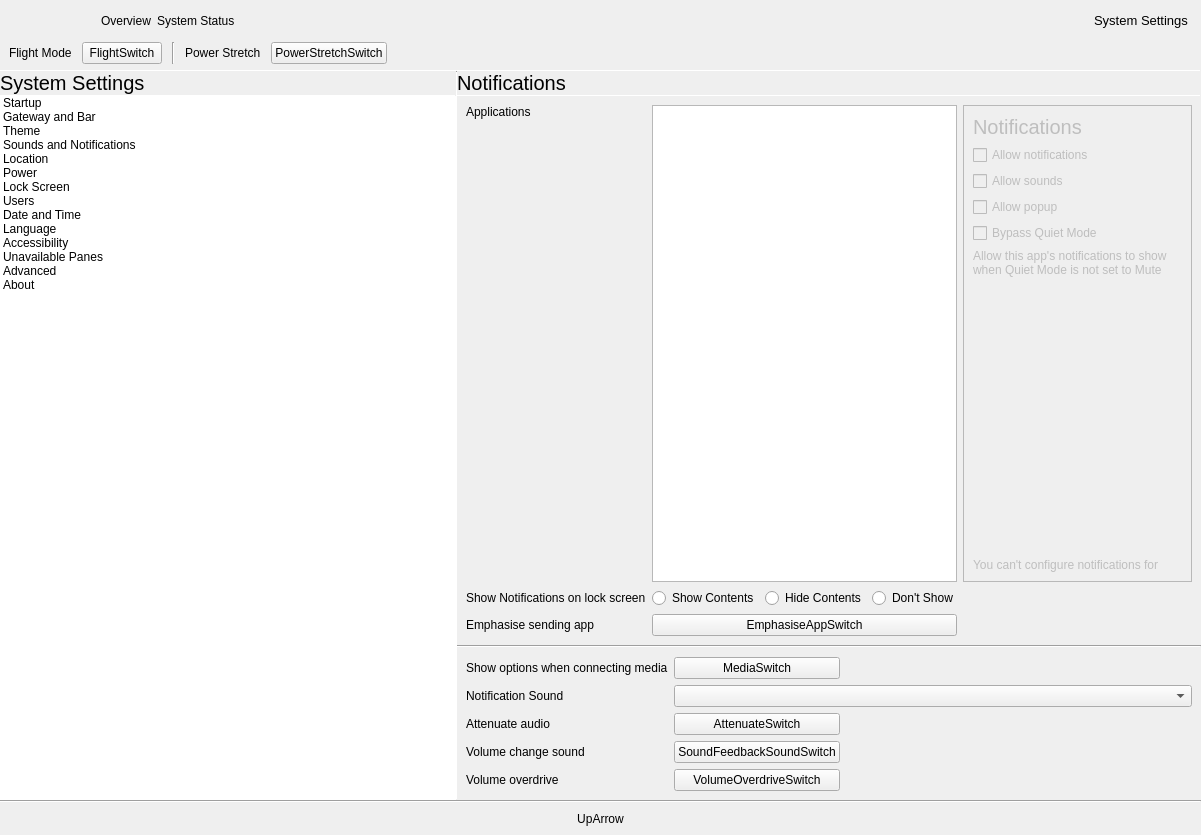
This is shell/infopanedropdown.ui in vicr123/theshell as Qt 5 draws it before an edit. The edited form follows.
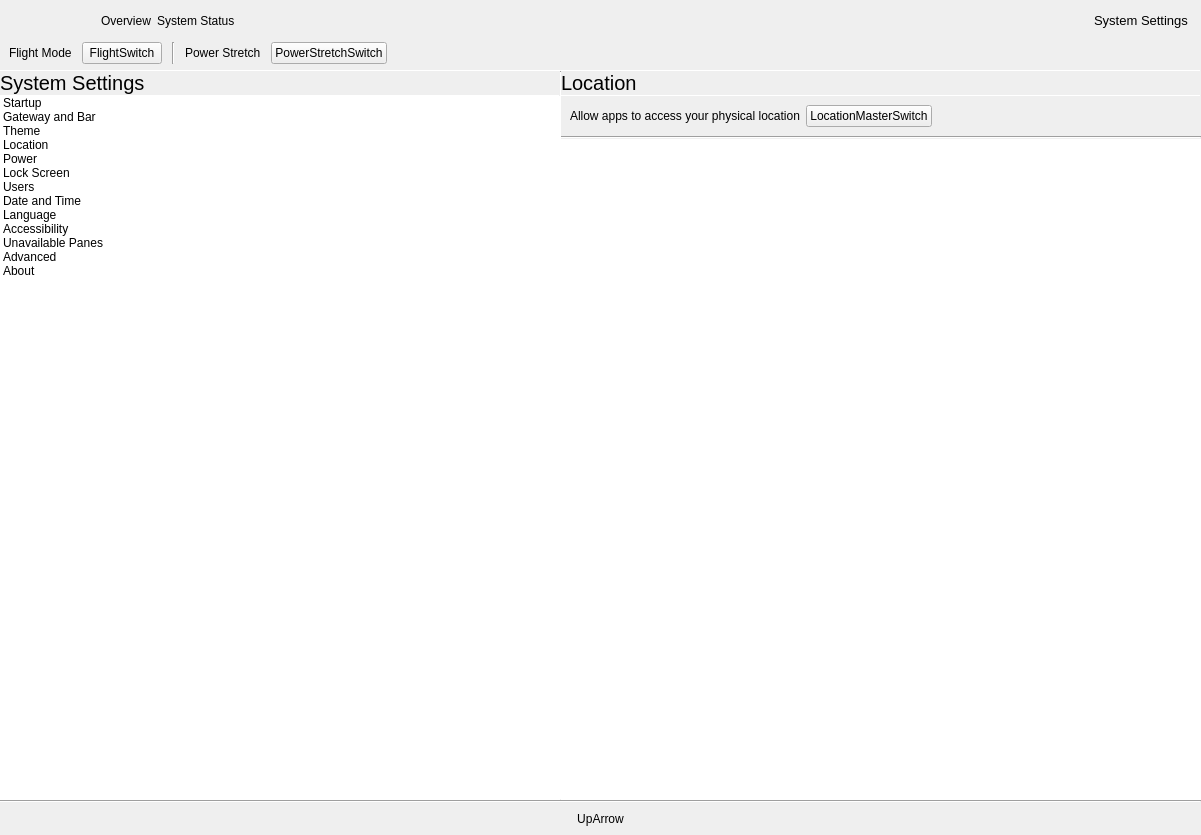
This is the edited form. Icons and pictures are not drawn. Custom widgets are drawn as their Qt base class.

Commit message: New Notifications settings complete

Diff of the .ui file:
```diff
--- a/shell/infopanedropdown.ui
+++ b/shell/infopanedropdown.ui
@@ -680,15 +680,6 @@
                       <normaloff>.</normaloff>.</iconset>
                     </property>
                    </item>
-                   <item>
-                    <property name="text">
-                     <string>Sounds and Notifications</string>
-                    </property>
-                    <property name="icon">
-                     <iconset theme="preferences-system-notifications">
-                      <normaloff>.</normaloff>.</iconset>
-                    </property>
-                   </item>
                    <item>
                     <property name="text">
                      <string>Location</string>
@@ -1716,373 +1707,6 @@
               </item>
              </layout>
             </widget>
-            <widget class="QWidget" name="NotificationsSettings">
-             <layout class="QVBoxLayout" name="verticalLayout_40">
-              <property name="spacing">
-               <number>0</number>
-              </property>
-              <property name="leftMargin">
-               <number>0</number>
-              </property>
-              <property name="topMargin">
-               <number>0</number>
-              </property>
-              <property name="rightMargin">
-               <number>0</number>
-              </property>
-              <property name="bottomMargin">
-               <number>0</number>
-              </property>
-              <item>
-               <widget class="QLabel" name="displayLabel_2">
-                <property name="font">
-                 <font>
-                  <pointsize>15</pointsize>
-                 </font>
-                </property>
-                <property name="text">
-                 <string>Notifications</string>
-                </property>
-                <property name="margin">
-                 <number>9</number>
-                </property>
-               </widget>
-              </item>
-              <item>
-               <widget class="Line" name="line_29">
-                <property name="maximumSize">
-                 <size>
-                  <width>16777215</width>
-                  <height>1</height>
-                 </size>
-                </property>
-                <property name="orientation">
-                 <enum>Qt::Horizontal</enum>
-                </property>
-               </widget>
-              </item>
-              <item>
-               <layout class="QGridLayout" name="gridLayout_12">
-                <property name="leftMargin">
-                 <number>9</number>
-                </property>
-                <property name="topMargin">
-                 <number>9</number>
-                </property>
-                <property name="rightMargin">
-                 <number>9</number>
-                </property>
-                <property name="bottomMargin">
-                 <number>9</number>
-                </property>
-                <property name="spacing">
-                 <number>6</number>
-                </property>
-                <item row="1" column="1" colspan="2">
-                 <widget class="QFrame" name="frame_4">
-                  <property name="frameShape">
-                   <enum>QFrame::NoFrame</enum>
-                  </property>
-                  <property name="frameShadow">
-                   <enum>QFrame::Raised</enum>
-                  </property>
-                  <layout class="QHBoxLayout" name="horizontalLayout_22">
-                   <property name="leftMargin">
-                    <number>0</number>
-                   </property>
-                   <property name="topMargin">
-                    <number>0</number>
-                   </property>
-                   <property name="rightMargin">
-                    <number>0</number>
-                   </property>
-                   <property name="bottomMargin">
-                    <number>0</number>
-                   </property>
-                   <item>
-                    <widget class="QRadioButton" name="showNotificationsContents">
-                     <property name="text">
-                      <string>Show Contents</string>
-                     </property>
-                    </widget>
-                   </item>
-                   <item>
-                    <widget class="QRadioButton" name="showNotificationsOnly">
-                     <property name="text">
-                      <string>Hide Contents</string>
-                     </property>
-                    </widget>
-                   </item>
-                   <item>
-                    <widget class="QRadioButton" name="showNotificationsNo">
-                     <property name="text">
-                      <string>Don't Show</string>
-                     </property>
-                    </widget>
-                   </item>
-                   <item>
-                    <spacer name="horizontalSpacer_17">
-                     <property name="orientation">
-                      <enum>Qt::Horizontal</enum>
-                     </property>
-                     <property name="sizeHint" stdset="0">
-                      <size>
-                       <width>40</width>
-                       <height>20</height>
-                      </size>
-                     </property>
-                    </spacer>
-                   </item>
-                  </layout>
-                 </widget>
-                </item>
-                <item row="0" column="1">
-                 <widget class="QListWidget" name="AppNotifications">
-                  <property name="sizePolicy">
-                   <sizepolicy hsizetype="Expanding" vsizetype="Expanding">
-                    <horstretch>4</horstretch>
-                    <verstretch>0</verstretch>
-                   </sizepolicy>
-                  </property>
-                 </widget>
-                </item>
-                <item row="0" column="2">
-                 <widget class="QFrame" name="appNotificationsPane">
-                  <property name="enabled">
-                   <bool>false</bool>
-                  </property>
-                  <property name="sizePolicy">
-                   <sizepolicy hsizetype="Expanding" vsizetype="Preferred">
-                    <horstretch>3</horstretch>
-                    <verstretch>0</verstretch>
-                   </sizepolicy>
-                  </property>
-                  <property name="frameShape">
-                   <enum>QFrame::StyledPanel</enum>
-                  </property>
-                  <property name="frameShadow">
-                   <enum>QFrame::Raised</enum>
-                  </property>
-                  <layout class="QVBoxLayout" name="verticalLayout_14">
-                   <item>
-                    <widget class="QLabel" name="appNotificationsTitle">
-                     <property name="font">
-                      <font>
-                       <pointsize>15</pointsize>
-                      </font>
-                     </property>
-                     <property name="text">
-                      <string notr="true">Notifications</string>
-                     </property>
-                    </widget>
-                   </item>
-                   <item>
-                    <widget class="QCheckBox" name="appAllowNotifications">
-                     <property name="text">
-                      <string>Allow notifications</string>
-                     </property>
-                    </widget>
-                   </item>
-                   <item>
-                    <widget class="QCheckBox" name="appAllowSounds">
-                     <property name="text">
-                      <string>Allow sounds</string>
-                     </property>
-                    </widget>
-                   </item>
-                   <item>
-                    <widget class="QCheckBox" name="appAllowPopup">
-                     <property name="text">
-                      <string>Allow popup</string>
-                     </property>
-                    </widget>
-                   </item>
-                   <item>
-                    <widget class="QCheckBox" name="appBypassQuiet">
-                     <property name="text">
-                      <string>Bypass Quiet Mode</string>
-                     </property>
-                    </widget>
-                   </item>
-                   <item>
-                    <widget class="QLabel" name="label_27">
-                     <property name="text">
-                      <string>Allow this app's notifications to show when Quiet Mode is not set to Mute</string>
-                     </property>
-                     <property name="wordWrap">
-                      <bool>true</bool>
-                     </property>
-                    </widget>
-                   </item>
-                   <item>
-                    <spacer name="verticalSpacer_8">
-                     <property name="orientation">
-                      <enum>Qt::Vertical</enum>
-                     </property>
-                     <property name="sizeHint" stdset="0">
-                      <size>
-                       <width>20</width>
-                       <height>40</height>
-                      </size>
-                     </property>
-                    </spacer>
-                   </item>
-                   <item>
-                    <widget class="QLabel" name="appNotificationsConfigureLock">
-                     <property name="text">
-                      <string notr="true">You can't configure notifications for</string>
-                     </property>
-                    </widget>
-                   </item>
-                  </layout>
-                 </widget>
-                </item>
-                <item row="1" column="0">
-                 <widget class="QLabel" name="label_43">
-                  <property name="text">
-                   <string>Show Notifications on lock screen</string>
-                  </property>
-                 </widget>
-                </item>
-                <item row="0" column="0">
-                 <widget class="QLabel" name="label_14">
-                  <property name="sizePolicy">
-                   <sizepolicy hsizetype="Maximum" vsizetype="Preferred">
-                    <horstretch>0</horstretch>
-                    <verstretch>0</verstretch>
-                   </sizepolicy>
-                  </property>
-                  <property name="text">
-                   <string>Applications</string>
-                  </property>
-                  <property name="alignment">
-                   <set>Qt::AlignLeading|Qt::AlignLeft|Qt::AlignTop</set>
-                  </property>
-                 </widget>
-                </item>
-                <item row="2" column="0">
-                 <widget class="QLabel" name="label_3">
-                  <property name="text">
-                   <string>Emphasise sending app</string>
-                  </property>
-                 </widget>
-                </item>
-                <item row="2" column="1">
-                 <widget class="Switch" name="EmphasiseAppSwitch">
-                  <property name="text">
-                   <string notr="true">EmphasiseAppSwitch</string>
-                  </property>
-                 </widget>
-                </item>
-               </layout>
-              </item>
-              <item>
-               <widget class="Line" name="line_11">
-                <property name="orientation">
-                 <enum>Qt::Horizontal</enum>
-                </property>
-               </widget>
-              </item>
-              <item>
-               <layout class="QGridLayout" name="gridLayout_14">
-                <property name="leftMargin">
-                 <number>9</number>
-                </property>
-                <property name="topMargin">
-                 <number>9</number>
-                </property>
-                <property name="rightMargin">
-                 <number>9</number>
-                </property>
-                <property name="bottomMargin">
-                 <number>9</number>
-                </property>
-                <property name="spacing">
-                 <number>6</number>
-                </property>
-                <item row="3" column="0">
-                 <widget class="QLabel" name="label_45">
-                  <property name="text">
-                   <string>Volume change sound</string>
-                  </property>
-                 </widget>
-                </item>
-                <item row="3" column="1">
-                 <widget class="Switch" name="SoundFeedbackSoundSwitch">
-                  <property name="text">
-                   <string notr="true">SoundFeedbackSoundSwitch</string>
-                  </property>
-                 </widget>
-                </item>
-                <item row="0" column="0">
-                 <widget class="QLabel" name="label_49">
-                  <property name="text">
-                   <string>Show options when connecting media</string>
-                  </property>
-                 </widget>
-                </item>
-                <item row="4" column="0">
-                 <widget class="QLabel" name="label_46">
-                  <property name="text">
-                   <string>Volume overdrive</string>
-                  </property>
-                 </widget>
-                </item>
-                <item row="2" column="1">
-                 <widget class="Switch" name="AttenuateSwitch">
-                  <property name="text">
-                   <string notr="true">AttenuateSwitch</string>
-                  </property>
-                 </widget>
-                </item>
-                <item row="4" column="1">
-                 <widget class="Switch" name="VolumeOverdriveSwitch">
-                  <property name="text">
-                   <string notr="true">VolumeOverdriveSwitch</string>
-                  </property>
-                 </widget>
-                </item>
-                <item row="2" column="0">
-                 <widget class="QLabel" name="label_89">
-                  <property name="text">
-                   <string>Attenuate audio</string>
-                  </property>
-                 </widget>
-                </item>
-                <item row="1" column="0">
-                 <widget class="QLabel" name="label_58">
-                  <property name="text">
-                   <string>Notification Sound</string>
-                  </property>
-                 </widget>
-                </item>
-                <item row="0" column="1">
-                 <widget class="Switch" name="MediaSwitch">
-                  <property name="text">
-                   <string notr="true">MediaSwitch</string>
-                  </property>
-                 </widget>
-                </item>
-                <item row="0" column="2">
-                 <spacer name="horizontalSpacer_36">
-                  <property name="orientation">
-                   <enum>Qt::Horizontal</enum>
-                  </property>
-                  <property name="sizeHint" stdset="0">
-                   <size>
-                    <width>40</width>
-                    <height>20</height>
-                   </size>
-                  </property>
-                 </spacer>
-                </item>
-                <item row="1" column="1" colspan="2">
-                 <widget class="QComboBox" name="notificationSoundBox"/>
-                </item>
-               </layout>
-              </item>
-             </layout>
-            </widget>
             <widget class="QWidget" name="LocationSettings">
              <layout class="QVBoxLayout" name="verticalLayout_16">
               <property name="spacing">
```
Left out of the diff: 59 changed lines with no effect on the pictures. The commit also changes 99 other files.
